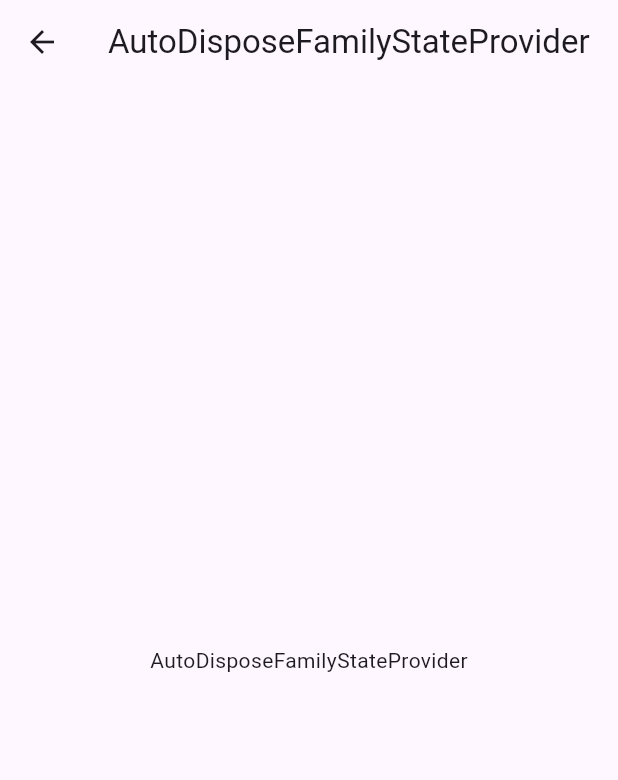
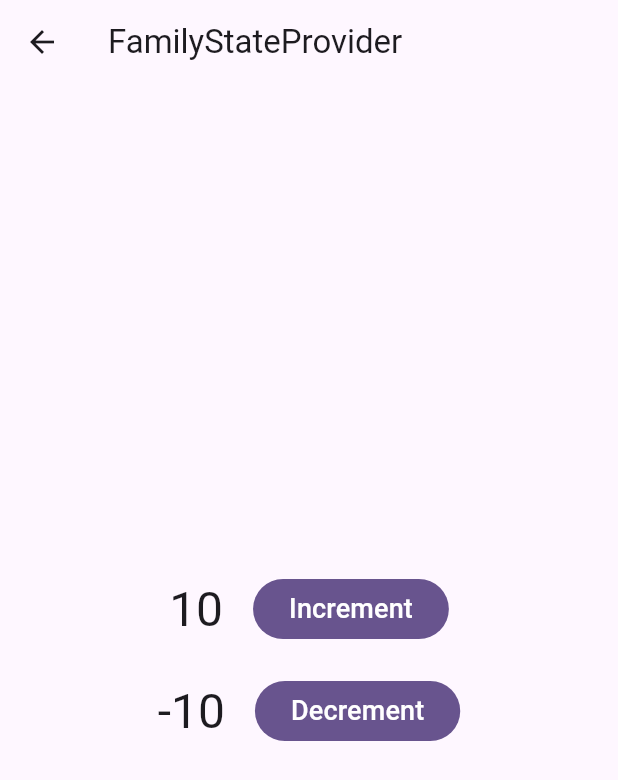
Before and after one commit to fahmi54321/riverpod_basic, a Flutter app: the AutoDisposeFamilyPage screen opened directly, on a phone screen of 412 x 824 dp. Shown: the top 780 px of the screen. Run offline on Flutter 3.47's test engine with Material 3 defaults, Android fonts, the phone set to English and light mode, and no system bars; our stand-ins replace flutter_riverpod, riverpod_annotation; generated files the repository leaves out were written again.

Commit message:
state provider family

```diff
--- a/lib/pages/auto_dispose_family/auto_dispose_family_page.dart
+++ b/lib/pages/auto_dispose_family/auto_dispose_family_page.dart
@@ -1,17 +1,74 @@
 import 'package:flutter/material.dart';
 import 'package:flutter_riverpod/flutter_riverpod.dart';
+import 'package:provider/pages/auto_dispose_family/auto_dispose_family_provider.dart';
 
 class AutoDisposeFamilyPage extends ConsumerWidget {
   const AutoDisposeFamilyPage({super.key});
 
   @override
   Widget build(BuildContext context, WidgetRef ref) {
+    // todo 6 provider watch
+    final incVal = ref.watch(autoDisposeFamilyProvider(10));
+    final decVal = ref.watch(autoDisposeFamilyProvider(-10));
     return Scaffold(
       appBar: AppBar(
-        title: const Text('AutoDisposeFamilyStateProvider'),
+        title: const Text('FamilyStateProvider'),
       ),
-      body: const Center(
-        child: Text('AutoDisposeFamilyStateProvider'),
+      body: Center(
+        child: Column(
+          mainAxisAlignment: MainAxisAlignment.center,
+          children: [
+            Row(
+              mainAxisAlignment: MainAxisAlignment.center,
+              children: [
+                Text(
+                  '$incVal',
+                  style: Theme.of(context).textTheme.headlineLarge,
+                ),
+                const SizedBox(width: 20.0),
+                FilledButton(
+                  onPressed: () {
+                    // todo 7 provider read
+                    ref
+                        .read(autoDisposeFamilyProvider(10).notifier)
+                        .update((val) => val + 10);
+                  },
+                  child: Text(
+                    'Increment',
+                    style: TextStyle(
+                      fontSize: 18.0,
+                    ),
+                  ),
+                ),
+              ],
+            ),
+            const SizedBox(height: 20.0),
+            Row(
+              mainAxisAlignment: MainAxisAlignment.center,
+              children: [
+                Text(
+                  '$decVal',
+                  style: Theme.of(context).textTheme.headlineLarge,
+                ),
+                const SizedBox(width: 20.0),
+                FilledButton(
+                  onPressed: () {
+                    // todo 8 provider read (finish)
+                    ref
+                        .read(autoDisposeFamilyProvider(-10).notifier)
+                        .update((val) => val - 10);
+                  },
+                  child: Text(
+                    'Decrement',
+                    style: TextStyle(
+                      fontSize: 18.0,
+                    ),
+                  ),
+                ),
+              ],
+            ),
+          ],
+        ),
       ),
     );
   }
--- /dev/null
+++ b/lib/pages/auto_dispose_family/auto_dispose_family_provider.dart
@@ -0,0 +1,12 @@
+import 'dart:developer';
+
+import 'package:flutter_riverpod/flutter_riverpod.dart';
+
+// todo 5 buat stateProviderFamily auto dispose (next auto_dispose_family_page.dart)
+final autoDisposeFamilyProvider =
+    StateProvider.autoDispose.family<int, int>((ref, initialValue) {
+  ref.onDispose(() {
+    log('autoDisposeFamilyProvider disposed');
+  });
+  return initialValue;
+});
```
Also changed, not shown: lib/pages/family/family_page.dart (+60 -2 lines), lib/pages/family/family_provider.dart (added, +13 -0 lines).
